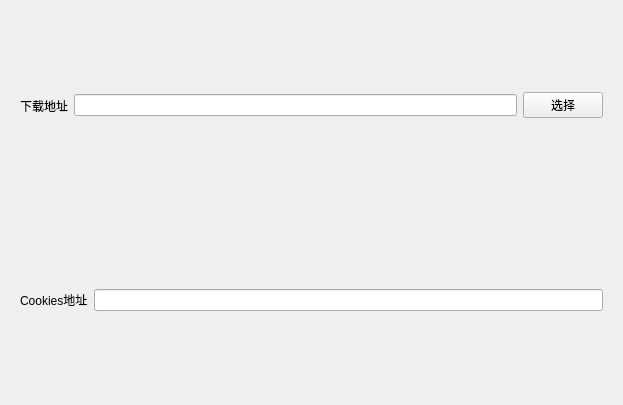
Before: the Qt Designer form ui_files/settings.ui in 02xmysummer/Tiktok-Down, drawn with Qt 5.
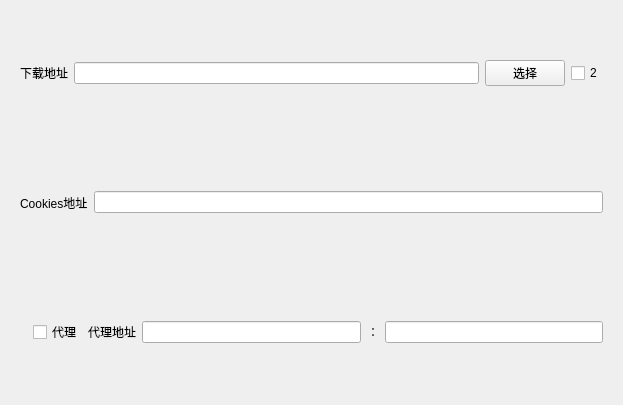
After: the same form once the commit is applied. Icons and pictures are not drawn.

The edit to the form file:
```diff
--- a/ui_files/settings.ui
+++ b/ui_files/settings.ui
@@ -16,6 +16,12 @@
   <layout class="QVBoxLayout" name="verticalLayout">
    <item>
     <widget class="QWidget" name="widget" native="true">
+     <property name="minimumSize">
+      <size>
+       <width>300</width>
+       <height>0</height>
+      </size>
+     </property>
      <layout class="QHBoxLayout" name="horizontalLayout">
       <item>
        <widget class="QLabel" name="label">
@@ -34,6 +40,13 @@
         </property>
        </widget>
       </item>
+      <item>
+       <widget class="QCheckBox" name="checkBox">
+        <property name="text">
+         <string>2</string>
+        </property>
+       </widget>
+      </item>
      </layout>
     </widget>
    </item>
@@ -53,6 +66,46 @@
      </layout>
     </widget>
    </item>
+   <item>
+    <widget class="QWidget" name="widget_3" native="true">
+     <layout class="QHBoxLayout" name="horizontalLayout_3">
+      <item>
+       <widget class="QLabel" name="label_3">
+        <property name="text">
+         <string/>
+        </property>
+       </widget>
+      </item>
+      <item>
+       <widget class="QCheckBox" name="use_proxies_box">
+        <property name="text">
+         <string>代理</string>
+        </property>
+       </widget>
+      </item>
+      <item>
+       <widget class="QLabel" name="label_4">
+        <property name="text">
+         <string>代理地址</string>
+        </property>
+       </widget>
+      </item>
+      <item>
+       <widget class="QLineEdit" name="proxies_ip"/>
+      </item>
+      <item>
+       <widget class="QLabel" name="label_5">
+        <property name="text">
+         <string>：</string>
+        </property>
+       </widget>
+      </item>
+      <item>
+       <widget class="QLineEdit" name="proxies_port"/>
+      </item>
+     </layout>
+    </widget>
+   </item>
   </layout>
  </widget>
  <resources/>
```
Left out of the diff: 8 changed lines with no effect on the pictures.
